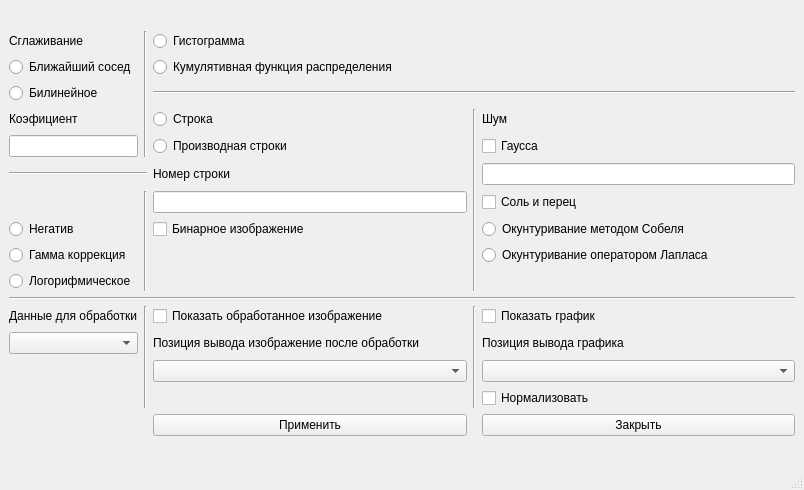
This is lab_EData/forms/qt_forms/image_processing.ui in ziminyuri/experimental_data as Qt 5 draws it before an edit. The edited form follows.
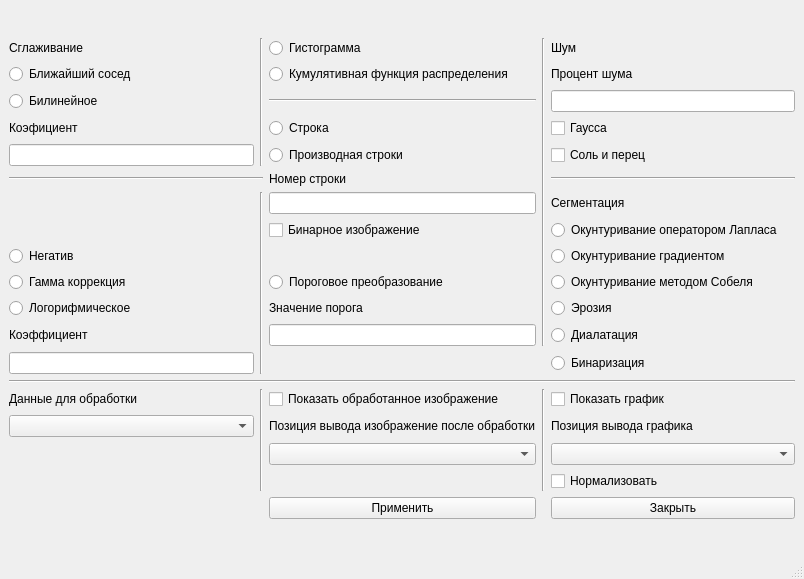
This is the edited form.

Patch:
```diff
--- a/lab_EData/forms/qt_forms/image_processing.ui
+++ b/lab_EData/forms/qt_forms/image_processing.ui
@@ -7,7 +7,7 @@
     <x>0</x>
     <y>0</y>
     <width>804</width>
-    <height>490</height>
+    <height>579</height>
    </rect>
   </property>
   <property name="windowTitle">
@@ -17,27 +17,47 @@
    <layout class="QVBoxLayout" name="verticalLayout">
     <item>
      <layout class="QGridLayout" name="gridLayout">
-      <item row="16" column="4">
+      <item row="18" column="0">
+       <widget class="QComboBox" name="comboBox_2"/>
+      </item>
+      <item row="17" column="3" rowspan="4">
+       <widget class="Line" name="line_7">
+        <property name="orientation">
+         <enum>Qt::Vertical</enum>
+        </property>
+       </widget>
+      </item>
+      <item row="10" column="0">
+       <widget class="QRadioButton" name="radioButton_4">
+        <property name="text">
+         <string>Гамма коррекция</string>
+        </property>
+       </widget>
+      </item>
+      <item row="19" column="2">
+       <widget class="QComboBox" name="comboBox">
+        <property name="sizePolicy">
+         <sizepolicy hsizetype="Minimum" vsizetype="Fixed">
+          <horstretch>0</horstretch>
+          <verstretch>0</verstretch>
+         </sizepolicy>
+        </property>
+       </widget>
+      </item>
+      <item row="5" column="4">
+       <widget class="QCheckBox" name="checkBox_5">
+        <property name="text">
+         <string>Соль и перец</string>
+        </property>
+       </widget>
+      </item>
+      <item row="19" column="4">
        <widget class="QComboBox" name="comboBox_3"/>
       </item>
-      <item row="22" column="4">
-       <widget class="QPushButton" name="pushButton_2">
+      <item row="2" column="4">
+       <widget class="QLabel" name="label_8">
         <property name="text">
-         <string>Закрыть</string>
-        </property>
-       </widget>
-      </item>
-      <item row="14" column="0">
-       <widget class="QLabel" name="label_4">
-        <property name="text">
-         <string>Данные для обработки</string>
-        </property>
-       </widget>
-      </item>
-      <item row="4" column="3" rowspan="7">
-       <widget class="Line" name="line_8">
-        <property name="orientation">
-         <enum>Qt::Vertical</enum>
+         <string>Процент шума</string>
         </property>
        </widget>
       </item>
@@ -48,6 +68,9 @@
         </property>
        </widget>
       </item>
+      <item row="7" column="2">
+       <widget class="QLineEdit" name="lineEdit_3"/>
+      </item>
       <item row="4" column="0">
        <widget class="QLabel" name="label_2">
         <property name="text">
@@ -55,134 +78,153 @@
         </property>
        </widget>
       </item>
-      <item row="11" column="0" colspan="5">
+      <item row="4" column="2">
+       <widget class="QRadioButton" name="radioButton_8">
+        <property name="text">
+         <string>Cтрока</string>
+        </property>
+       </widget>
+      </item>
+      <item row="4" column="4">
+       <widget class="QCheckBox" name="checkBox_4">
+        <property name="text">
+         <string>Гаусса</string>
+        </property>
+       </widget>
+      </item>
+      <item row="14" column="0" colspan="5">
        <widget class="Line" name="line_3">
         <property name="orientation">
          <enum>Qt::Horizontal</enum>
         </property>
        </widget>
       </item>
-      <item row="14" column="4">
+      <item row="2" column="2">
+       <widget class="QRadioButton" name="radioButton_7">
+        <property name="text">
+         <string>Кумулятивная функция распределения</string>
+        </property>
+       </widget>
+      </item>
+      <item row="17" column="2">
+       <widget class="QCheckBox" name="checkBox_2">
+        <property name="text">
+         <string>Показать обработанное изображение</string>
+        </property>
+       </widget>
+      </item>
+      <item row="3" column="2">
+       <widget class="Line" name="line_5">
+        <property name="orientation">
+         <enum>Qt::Horizontal</enum>
+        </property>
+       </widget>
+      </item>
+      <item row="6" column="2">
+       <widget class="QLabel" name="label_7">
+        <property name="text">
+         <string>Номер строки</string>
+        </property>
+       </widget>
+      </item>
+      <item row="17" column="4">
        <widget class="QCheckBox" name="checkBox_3">
         <property name="text">
          <string>Показать график</string>
         </property>
        </widget>
       </item>
-      <item row="10" column="0">
+      <item row="11" column="0">
        <widget class="QRadioButton" name="radioButton_5">
         <property name="text">
          <string>Логорифмическое</string>
         </property>
        </widget>
       </item>
-      <item row="9" column="0">
-       <widget class="QRadioButton" name="radioButton_4">
+      <item row="1" column="1" rowspan="5">
+       <widget class="Line" name="line_2">
+        <property name="orientation">
+         <enum>Qt::Vertical</enum>
+        </property>
+       </widget>
+      </item>
+      <item row="7" column="4">
+       <widget class="QLabel" name="label_9">
         <property name="text">
-         <string>Гамма коррекция</string>
+         <string>Сегментация</string>
         </property>
        </widget>
       </item>
-      <item row="4" column="4">
-       <widget class="QLabel" name="label_6">
+      <item row="18" column="2">
+       <widget class="QLabel" name="label_3">
         <property name="text">
-         <string>Шум</string>
+         <string>Позиция вывода изображение после обработки</string>
         </property>
        </widget>
       </item>
-      <item row="1" column="2" colspan="3">
+      <item row="1" column="2">
        <widget class="QRadioButton" name="radioButton_6">
         <property name="text">
          <string>Гистограмма</string>
         </property>
        </widget>
       </item>
-      <item row="14" column="3" rowspan="4">
-       <widget class="Line" name="line_7">
-        <property name="orientation">
-         <enum>Qt::Vertical</enum>
-        </property>
-       </widget>
-      </item>
-      <item row="14" column="2">
-       <widget class="QCheckBox" name="checkBox_2">
+      <item row="1" column="4">
+       <widget class="QLabel" name="label_6">
         <property name="text">
-         <string>Показать обработанное изображение</string>
+         <string>Шум</string>
         </property>
        </widget>
       </item>
-      <item row="6" column="4">
-       <widget class="QLineEdit" name="lineEdit_2"/>
-      </item>
-      <item row="22" column="2">
-       <widget class="QPushButton" name="pushButton">
-        <property name="text">
-         <string>Применить</string>
-        </property>
-       </widget>
-      </item>
-      <item row="3" column="2" colspan="3">
-       <widget class="Line" name="line_5">
-        <property name="orientation">
-         <enum>Qt::Horizontal</enum>
-        </property>
-       </widget>
-      </item>
-      <item row="5" column="4">
-       <widget class="QCheckBox" name="checkBox_4">
-        <property name="text">
-         <string>Гаусса</string>
-        </property>
-       </widget>
-      </item>
-      <item row="8" column="0">
+      <item row="9" column="0">
        <widget class="QRadioButton" name="radioButton_3">
         <property name="text">
          <string>Негатив</string>
         </property>
        </widget>
       </item>
-      <item row="4" column="2">
-       <widget class="QRadioButton" name="radioButton_8">
-        <property name="text">
-         <string>Cтрока</string>
-        </property>
-       </widget>
-      </item>
-      <item row="5" column="0">
-       <widget class="QLineEdit" name="lineEdit">
-        <property name="sizePolicy">
-         <sizepolicy hsizetype="Preferred" vsizetype="Fixed">
-          <horstretch>0</horstretch>
-          <verstretch>0</verstretch>
-         </sizepolicy>
-        </property>
-       </widget>
-      </item>
-      <item row="6" column="0" colspan="2">
-       <widget class="Line" name="line">
-        <property name="orientation">
-         <enum>Qt::Horizontal</enum>
-        </property>
-       </widget>
-      </item>
-      <item row="15" column="0">
-       <widget class="QComboBox" name="comboBox_2"/>
-      </item>
-      <item row="7" column="4">
-       <widget class="QCheckBox" name="checkBox_5">
-        <property name="text">
-         <string>Соль и перец</string>
-        </property>
-       </widget>
-      </item>
-      <item row="15" column="4">
+      <item row="18" column="4">
        <widget class="QLabel" name="label_5">
         <property name="text">
          <string>Позиция вывода графика</string>
         </property>
        </widget>
       </item>
+      <item row="6" column="4">
+       <widget class="Line" name="line_9">
+        <property name="orientation">
+         <enum>Qt::Horizontal</enum>
+        </property>
+       </widget>
+      </item>
+      <item row="17" column="1" rowspan="4">
+       <widget class="Line" name="line_6">
+        <property name="orientation">
+         <enum>Qt::Vertical</enum>
+        </property>
+       </widget>
+      </item>
+      <item row="17" column="0">
+       <widget class="QLabel" name="label_4">
+        <property name="text">
+         <string>Данные для обработки</string>
+        </property>
+       </widget>
+      </item>
+      <item row="25" column="4">
+       <widget class="QPushButton" name="pushButton_2">
+        <property name="text">
+         <string>Закрыть</string>
+        </property>
+       </widget>
+      </item>
+      <item row="6" column="0" colspan="2">
+       <widget class="Line" name="line">
+        <property name="orientation">
+         <enum>Qt::Horizontal</enum>
+        </property>
+       </widget>
+      </item>
       <item row="2" column="0">
        <widget class="QRadioButton" name="radioButton">
         <property name="text">
@@ -190,58 +232,23 @@
         </property>
        </widget>
       </item>
-      <item row="3" column="0">
-       <widget class="QRadioButton" name="radioButton_2">
+      <item row="25" column="2">
+       <widget class="QPushButton" name="pushButton">
         <property name="text">
-         <string>Билинейное</string>
+         <string>Применить</string>
         </property>
        </widget>
       </item>
-      <item row="1" column="1" rowspan="5">
-       <widget class="Line" name="line_2">
-        <property name="orientation">
-         <enum>Qt::Vertical</enum>
-        </property>
-       </widget>
+      <item row="3" column="4">
+       <widget class="QLineEdit" name="lineEdit_2"/>
       </item>
-      <item row="16" column="2">
-       <widget class="QComboBox" name="comboBox">
-        <property name="sizePolicy">
-         <sizepolicy hsizetype="Minimum" vsizetype="Fixed">
-          <horstretch>0</horstretch>
-          <verstretch>0</verstretch>
-         </sizepolicy>
-        </property>
-       </widget>
-      </item>
-      <item row="14" column="1" rowspan="4">
-       <widget class="Line" name="line_6">
-        <property name="orientation">
-         <enum>Qt::Vertical</enum>
-        </property>
-       </widget>
-      </item>
-      <item row="17" column="4">
+      <item row="20" column="4">
        <widget class="QCheckBox" name="checkBox">
         <property name="text">
          <string>Нормализовать</string>
         </property>
        </widget>
       </item>
-      <item row="2" column="2" colspan="3">
-       <widget class="QRadioButton" name="radioButton_7">
-        <property name="text">
-         <string>Кумулятивная функция распределения</string>
-        </property>
-       </widget>
-      </item>
-      <item row="15" column="2">
-       <widget class="QLabel" name="label_3">
-        <property name="text">
-         <string>Позиция вывода изображение после обработки</string>
-        </property>
-       </widget>
-      </item>
       <item row="5" column="2">
        <widget class="QRadioButton" name="radioButton_9">
         <property name="text">
@@ -249,22 +256,22 @@
         </property>
        </widget>
       </item>
-      <item row="7" column="1" rowspan="4">
-       <widget class="Line" name="line_4">
-        <property name="orientation">
-         <enum>Qt::Vertical</enum>
-        </property>
-       </widget>
-      </item>
-      <item row="6" column="2">
-       <widget class="QLabel" name="label_7">
+      <item row="3" column="0">
+       <widget class="QRadioButton" name="radioButton_2">
         <property name="text">
-         <string>Номер строки</string>
+         <string>Билинейное</string>
         </property>
        </widget>
       </item>
-      <item row="7" column="2">
-       <widget class="QLineEdit" name="lineEdit_3"/>
+      <item row="5" column="0">
+       <widget class="QLineEdit" name="lineEdit">
+        <property name="sizePolicy">
+         <sizepolicy hsizetype="Preferred" vsizetype="Fixed">
+          <horstretch>0</horstretch>
+          <verstretch>0</verstretch>
+         </sizepolicy>
+        </property>
+       </widget>
       </item>
       <item row="8" column="2">
        <widget class="QCheckBox" name="checkBox_6">
@@ -273,20 +280,89 @@
         </property>
        </widget>
       </item>
+      <item row="11" column="2">
+       <widget class="QLabel" name="label_10">
+        <property name="text">
+         <string>Значение порога</string>
+        </property>
+       </widget>
+      </item>
+      <item row="10" column="2">
+       <widget class="QRadioButton" name="radioButton_12">
+        <property name="text">
+         <string>Пороговое преобразование</string>
+        </property>
+       </widget>
+      </item>
+      <item row="12" column="2">
+       <widget class="QLineEdit" name="lineEdit_4"/>
+      </item>
       <item row="8" column="4">
-       <widget class="QRadioButton" name="radioButton_10">
-        <property name="text">
-         <string>Окунтуривание методом Собеля</string>
-        </property>
-       </widget>
-      </item>
-      <item row="9" column="4">
        <widget class="QRadioButton" name="radioButton_11">
         <property name="text">
          <string>Окунтуривание оператором Лапласа</string>
         </property>
        </widget>
       </item>
+      <item row="9" column="4">
+       <widget class="QRadioButton" name="radioButton_13">
+        <property name="text">
+         <string>Окунтуривание градиентом</string>
+        </property>
+       </widget>
+      </item>
+      <item row="10" column="4">
+       <widget class="QRadioButton" name="radioButton_10">
+        <property name="text">
+         <string>Окунтуривание методом Собеля</string>
+        </property>
+       </widget>
+      </item>
+      <item row="11" column="4">
+       <widget class="QRadioButton" name="radioButton_14">
+        <property name="text">
+         <string>Эрозия</string>
+        </property>
+       </widget>
+      </item>
+      <item row="12" column="4">
+       <widget class="QRadioButton" name="radioButton_15">
+        <property name="text">
+         <string>Диалатация</string>
+        </property>
+       </widget>
+      </item>
+      <item row="1" column="3" rowspan="12">
+       <widget class="Line" name="line_8">
+        <property name="orientation">
+         <enum>Qt::Vertical</enum>
+        </property>
+       </widget>
+      </item>
+      <item row="13" column="4">
+       <widget class="QRadioButton" name="radioButton_16">
+        <property name="text">
+         <string>Бинаризация</string>
+        </property>
+       </widget>
+      </item>
+      <item row="12" column="0">
+       <widget class="QLabel" name="label_11">
+        <property name="text">
+         <string>Коэффициент</string>
+        </property>
+       </widget>
+      </item>
+      <item row="13" column="0">
+       <widget class="QLineEdit" name="lineEdit_5"/>
+      </item>
+      <item row="7" column="1" rowspan="7">
+       <widget class="Line" name="line_4">
+        <property name="orientation">
+         <enum>Qt::Vertical</enum>
+        </property>
+       </widget>
+      </item>
      </layout>
     </item>
    </layout>
```
